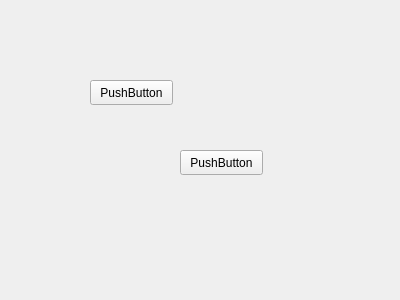
Above: interface/ui/inputwindow.ui from RunheZH/SCAPES before the change. Below: the same form after it.
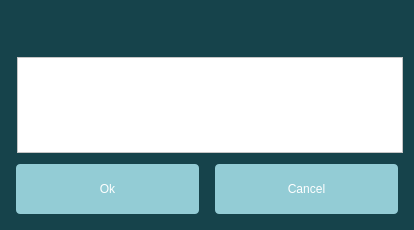
That is the form after the change.

Diff of the .ui file:
```diff
--- a/interface/ui/inputwindow.ui
+++ b/interface/ui/inputwindow.ui
@@ -6,39 +6,111 @@
    <rect>
     <x>0</x>
     <y>0</y>
-    <width>400</width>
-    <height>300</height>
+    <width>414</width>
+    <height>230</height>
    </rect>
   </property>
   <property name="windowTitle">
    <string>Form</string>
   </property>
-  <widget class="QPushButton" name="pushButton">
-   <property name="geometry">
-    <rect>
-     <x>180</x>
-     <y>150</y>
-     <width>83</width>
-     <height>25</height>
-    </rect>
-   </property>
-   <property name="text">
-    <string>PushButton</string>
-   </property>
-  </widget>
-  <widget class="QPushButton" name="pushButton_2">
-   <property name="geometry">
-    <rect>
-     <x>90</x>
-     <y>80</y>
-     <width>83</width>
-     <height>25</height>
-    </rect>
-   </property>
-   <property name="text">
-    <string>PushButton</string>
-   </property>
-  </widget>
+  <property name="styleSheet">
+   <string notr="true">background-color: rgb(22,67,75);
+color: rgb(255,255,255);</string>
+  </property>
+  <layout class="QGridLayout" name="gridLayout">
+   <item row="1" column="1">
+    <layout class="QHBoxLayout" name="horizontalLayout">
+     <item>
+      <widget class="QTextEdit" name="textEdit">
+       <property name="styleSheet">
+        <string notr="true">background-color: rgb(255, 255, 255);
+color: rgb(0, 0, 0);</string>
+       </property>
+      </widget>
+     </item>
+    </layout>
+   </item>
+   <item row="2" column="0" colspan="2">
+    <layout class="QHBoxLayout" name="horizontalLayout_2">
+     <item>
+      <widget class="QPushButton" name="okayButton">
+       <property name="minimumSize">
+        <size>
+         <width>0</width>
+         <height>60</height>
+        </size>
+       </property>
+       <property name="styleSheet">
+        <string notr="true">QPushButton {
+	border-radius: 4px;
+  	background-color: rgb(147,204,213);
+	color: #FFFFFF;
+  	font: 75 20pt &quot;Source Code Pro&quot;;
+ 	margin: 5px;
+}
+
+QPushButton:hover{
+        background: rgb(72, 160, 177);
+}
+
+QPushButton:pressed {
+        background: rgb(rgb(64, 144, 159));
+}</string>
+       </property>
+       <property name="text">
+        <string>Ok</string>
+       </property>
+      </widget>
+     </item>
+     <item>
+      <widget class="QPushButton" name="cancelButton">
+       <property name="minimumSize">
+        <size>
+         <width>0</width>
+         <height>60</height>
+        </size>
+       </property>
+       <property name="styleSheet">
+        <string notr="true">QPushButton {
+	border-radius: 4px;
+  	background-color: rgb(147,204,213);
+	color: #FFFFFF;
+  	font: 75 20pt &quot;Source Code Pro&quot;;
+ 	margin: 5px;
+}
+
+QPushButton:hover{
+        background: rgb(72, 160, 177);
+}
+
+QPushButton:pressed {
+        background: rgb(rgb(64, 144, 159));
+}</string>
+       </property>
+       <property name="text">
+        <string>Cancel</string>
+       </property>
+      </widget>
+     </item>
+    </layout>
+   </item>
+   <item row="0" column="1">
+    <widget class="QLabel" name="label">
+     <property name="minimumSize">
+      <size>
+       <width>0</width>
+       <height>40</height>
+      </size>
+     </property>
+     <property name="styleSheet">
+      <string notr="true">font: 75 12pt &quot;Source Code Pro&quot;;</string>
+     </property>
+     <property name="text">
+      <string/>
+     </property>
+    </widget>
+   </item>
+  </layout>
  </widget>
  <resources/>
  <connections/>
```
